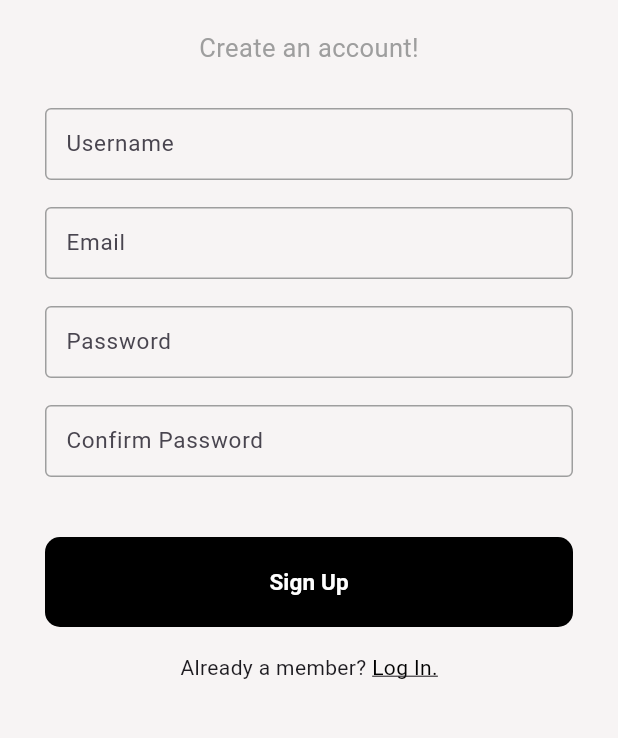
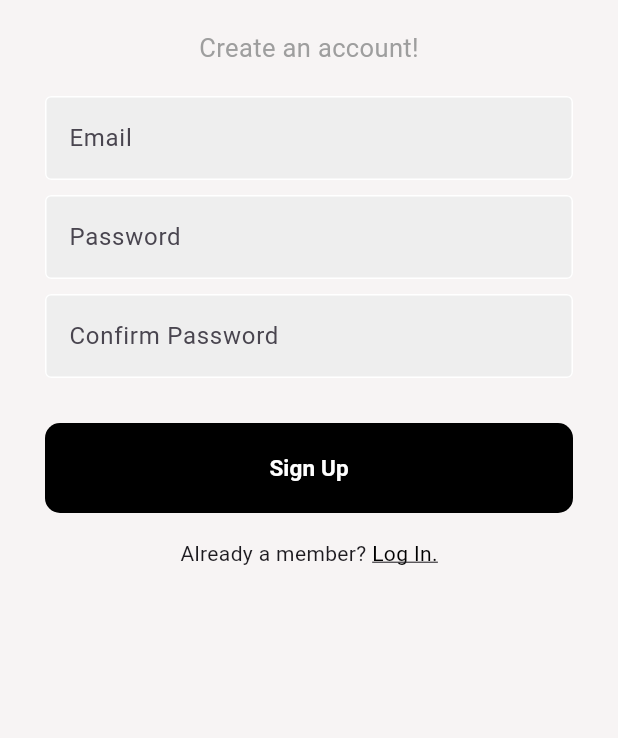
Before and after one commit to acm-projects/ExpertEvents, a Flutter app: the SignUp screen opened directly, on a phone screen of 412 x 824 dp, the part 138-876 px from its top. Run offline on Flutter 3.47's test engine with Material 3 defaults, Android fonts, the light colour scheme and no system bars; our stand-ins replace google_nav_bar, like_button.

Commit message:
Update signup.dart

```diff
--- a/expert_events_flutter_project/lib/signup.dart
+++ b/expert_events_flutter_project/lib/signup.dart
@@ -1,11 +1,16 @@
 import 'package:flutter/material.dart';
+import 'package:myapp/mytextfield.dart';
+import 'login.dart';
 
-import 'login.dart';
-// import 'package:expert_events_flutter_project/login.dart';
+//import 'package:expert_events_flutter_project/login.dart';
 
 class SignUp extends StatelessWidget {
 
   final UserType userType = UserType.user; //sets the user type as individual to default
+
+  final TextEditingController emailController = TextEditingController();
+  final TextEditingController passwordController = TextEditingController();
+  final TextEditingController repasswordController = TextEditingController();
 
   @override
   Widget build(BuildContext context) {
@@ -46,12 +51,48 @@ class SignUp extends StatelessWidget {
                 ],
               ),
               SizedBox(height: 20),
-              Column(
-                children: <Widget>[
-                  InputText(label: "Username"),
-                  InputText(label: "Email"),
-                  InputText(label: "Password", obscureText: true),
-                  InputText(label: "Confirm Password", obscureText: true),
+          Padding(
+            padding: EdgeInsets.all(0),
+            child: Column(
+              children: [
+                Padding(
+                  padding: EdgeInsets.all(0),
+                  child: MyTextField(
+                    controller: emailController,
+                    hintText: 'Email',
+                    obscureText: false,
+                  ),
+                ),
+
+                SizedBox(height: 10),
+
+                Padding(
+                  padding: EdgeInsets.all(0),
+                  child: MyTextField(
+                    controller: passwordController,
+                    hintText: 'Password',
+                    obscureText: false,
+                  ),
+                ),
+
+                SizedBox(height: 10),
+
+                Padding(
+                  padding: EdgeInsets.all(0),
+                  child: MyTextField(
+                    controller: repasswordController,
+                    hintText: 'Confirm Password',
+                    obscureText: false,
+                  ),
+                ),
+              ],
+            ),
+
+        //<Widget>[
+                //   InputText(label: "Username"),
+                //   InputText(label: "Email"),
+                //   InputText(label: "Password", obscureText: true),
+                //   InputText(label: "Confirm Password", obscureText: true),
 
                   //ALLOWS USERS TO REGISTER AS AN ORGANIZATION OR AN INDIVIDUAL
                   /*ListTile(
@@ -83,7 +124,7 @@ class SignUp extends StatelessWidget {
                   ],
                 ),
               ),*/
-                ],
+               // ],
               ),
               SizedBox(height: 30),
               Container(
```
